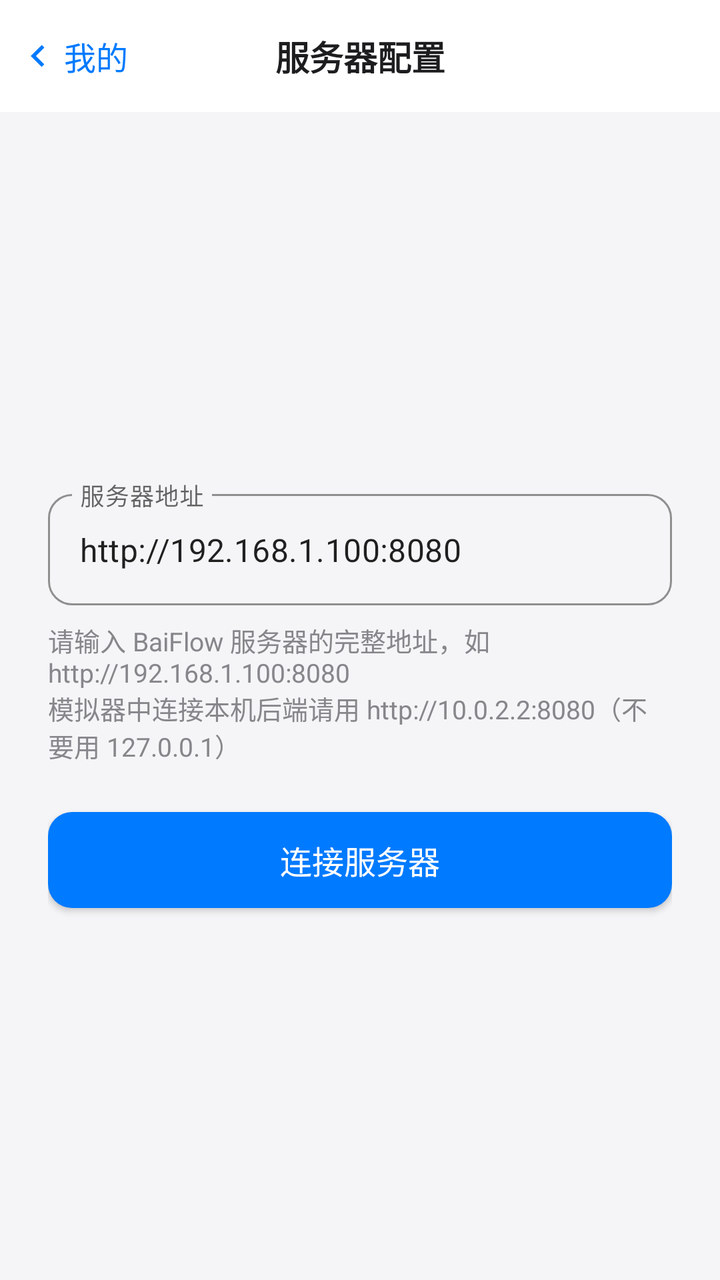
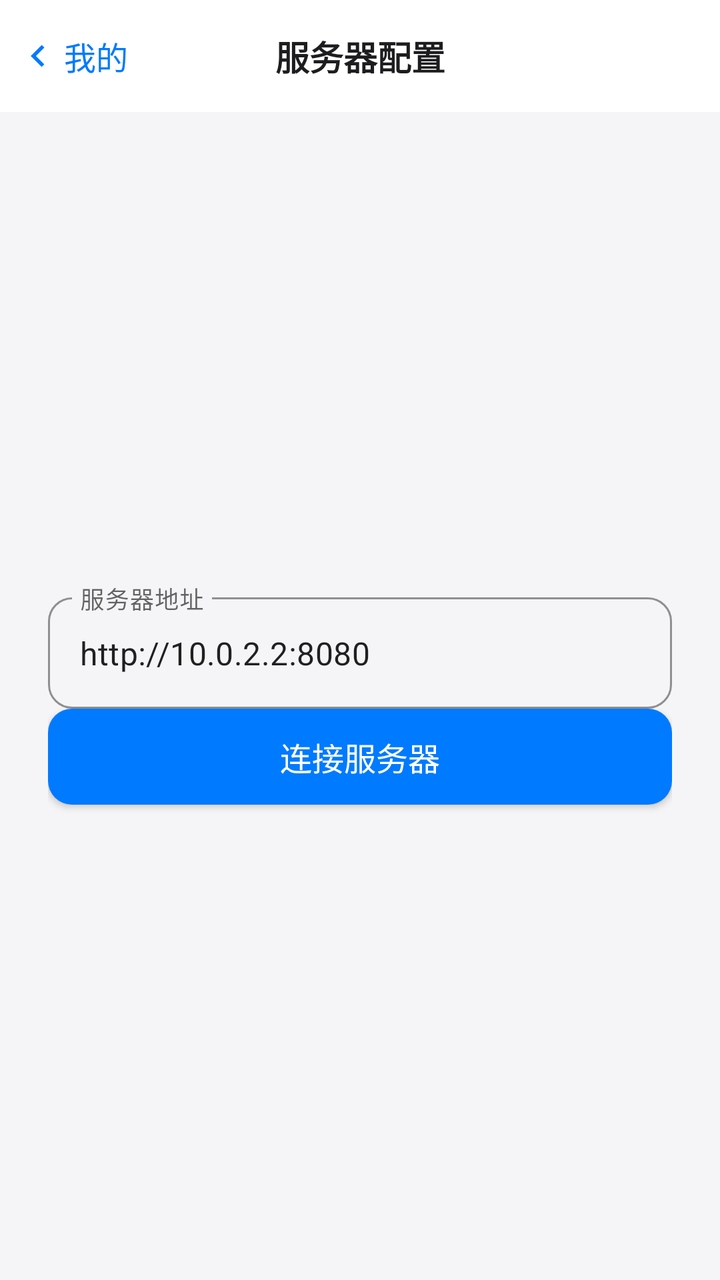

The first picture is an Android layout as it rendered before a commit; the second is the same layout after the commit. The layout source and the unified diff follow.
<!-- AndroidManifest.xml: application theme Theme.BaiFlow -->
<!-- res/layout/activity_server_config.xml -->
<?xml version="1.0" encoding="utf-8"?>
<LinearLayout xmlns:android="http://schemas.android.com/apk/res/android"
    android:orientation="vertical"
    android:layout_width="match_parent"
    android:layout_height="match_parent"
    android:background="@color/background">

    
    <FrameLayout
        style="@style/Ios.Header"
        android:layout_width="match_parent"
        android:layout_height="56dp">

        
        <TextView
            style="@style/Ios.Header.Title"
            android:layout_width="match_parent"
            android:layout_height="match_parent"
            android:gravity="center"
            android:text="服务器配置" />

        
        <LinearLayout
            android:id="@+id/btnBack"
            android:layout_width="wrap_content"
            android:layout_height="match_parent"
            android:orientation="horizontal"
            android:gravity="center_vertical"
            android:paddingStart="8dp"
            android:paddingEnd="12dp">

            <ImageView
                android:layout_width="22dp"
                android:layout_height="22dp"
                android:src="@drawable/ic_back_chevron"
                android:contentDescription="返回" />

            <TextView
                style="@style/Ios.Header.BackLabel"
                android:layout_width="wrap_content"
                android:layout_height="wrap_content"
                android:text="我的"
                android:layout_marginStart="2dp" />
        </LinearLayout>
    </FrameLayout>

    
    <LinearLayout
        android:orientation="vertical"
        android:layout_width="match_parent"
        android:layout_height="0dp"
        android:layout_weight="1"
        android:padding="24dp"
        android:gravity="center">

        <com.google.android.material.textfield.TextInputLayout
            android:layout_width="match_parent"
            android:layout_height="wrap_content"
            android:hint="服务器地址"
            style="@style/Ios.TextInput">

            <com.google.android.material.textfield.TextInputEditText
                android:id="@+id/etServerUrl"
                android:layout_width="match_parent"
                android:layout_height="wrap_content"
                android:inputType="textUri"
                android:text="http://192.168.1.100:8080" />
        </com.google.android.material.textfield.TextInputLayout>

        <TextView
            android:layout_width="match_parent"
            android:layout_height="wrap_content"
            android:text="请输入 BaiFlow 服务器的完整地址，如 http://192.168.1.100:8080\n模拟器中连接本机后端请用 http://10.0.2.2:8080（不要用 127.0.0.1）"
            android:textSize="13sp"
            android:textColor="@color/text_secondary"
            android:layout_marginTop="8dp"
            android:layout_marginBottom="24dp" />

        <com.google.android.material.button.MaterialButton
            android:id="@+id/btnConnect"
            style="@style/Ios.Button.Primary"
            android:layout_width="match_parent"
            android:layout_height="48dp"
            android:text="连接服务器" />

        <TextView
            android:id="@+id/tvError"
            android:layout_width="match_parent"
            android:layout_height="wrap_content"
            android:textColor="#EF4444"
            android:textSize="14sp"
            android:gravity="center"
            android:layout_marginTop="16dp"
            android:visibility="gone" />

    </LinearLayout>

</LinearLayout>
<!-- resources referenced by this layout -->
<resources>
  <color name="background">#F5F5F7</color>
  <color name="text_secondary">#86868B</color>
  <!-- drawable ic_back_chevron (drawable) -->
  <vector xmlns:android="http://schemas.android.com/apk/res/android"
      android:width="24dp"
      android:height="24dp"
      android:viewportWidth="24"
      android:viewportHeight="24">
      <path
          android:fillColor="@color/accent"
          android:pathData="M15.41,7.41L14,6L8,12L14,18L15.41,16.59L10.83,12L15.41,7.41Z" />
  </vector>
  <style name="Ios.Button.Primary">
          <item name="backgroundTint">@color/accent</item>
          <item name="android:textColor">@color/white</item>
      </style>
  <style name="Ios.Header">
          <item name="android:background">@color/white</item>
      </style>
  <style name="Ios.Header.BackLabel">
          <item name="android:textSize">16sp</item>
          <item name="android:textColor">@color/accent</item>
      </style>
  <style name="Ios.Header.Title">
          <item name="android:textSize">17sp</item>
          <item name="android:textStyle">bold</item>
          <item name="android:textColor">@color/text_primary</item>
      </style>
  <style name="Ios.TextInput" parent="Widget.MaterialComponents.TextInputLayout.OutlinedBox">
          <item name="boxCornerRadiusTopStart">12dp</item>
          <item name="boxCornerRadiusTopEnd">12dp</item>
          <item name="boxCornerRadiusBottomStart">12dp</item>
          <item name="boxCornerRadiusBottomEnd">12dp</item>
          <item name="boxStrokeColor">@color/text_secondary</item>
          <item name="boxStrokeWidth">1dp</item>
          <item name="hintTextColor">@color/text_secondary</item>
      </style>
  <style name="Theme.BaiFlow" parent="Theme.MaterialComponents.Light.NoActionBar">
          <item name="colorPrimary">@color/primary</item>
          <item name="colorPrimaryVariant">@color/primary_dark</item>
          <item name="colorOnPrimary">@color/white</item>
          <item name="colorSecondary">@color/accent</item>
          <item name="android:statusBarColor">@color/primary</item>
      </style>
  <color name="accent">#007AFF</color>
  <color name="white">#FFFFFF</color>
  <color name="text_primary">#1D1D1F</color>
  <color name="primary">#007AFF</color>
  <color name="primary_dark">#0066D6</color>
</resources>

<!-- the commit's change to res/layout/activity_server_config.xml (unified diff, before → after) -->
@@ -17,7 +17,7 @@
             android:layout_width="match_parent"
             android:layout_height="match_parent"
             android:gravity="center"
-            android:text="服务器配置" />
+            android:text="@string/server_config_title" />
 
         
         <LinearLayout
@@ -33,13 +33,13 @@
                 android:layout_width="22dp"
                 android:layout_height="22dp"
                 android:src="@drawable/ic_back_chevron"
-                android:contentDescription="返回" />
+                android:contentDescription="@string/common_back" />
 
             <TextView
                 style="@style/Ios.Header.BackLabel"
                 android:layout_width="wrap_content"
                 android:layout_height="wrap_content"
-                android:text="我的"
+                android:text="@string/nav_mine"
                 android:layout_marginStart="2dp" />
         </LinearLayout>
     </FrameLayout>
@@ -56,7 +56,7 @@
         <com.google.android.material.textfield.TextInputLayout
             android:layout_width="match_parent"
             android:layout_height="wrap_content"
-            android:hint="服务器地址"
+            android:hint="@string/server_url_hint"
             style="@style/Ios.TextInput">
 
             <com.google.android.material.textfield.TextInputEditText
@@ -64,24 +64,15 @@
                 android:layout_width="match_parent"
                 android:layout_height="wrap_content"
                 android:inputType="textUri"
-                android:text="http://192.168.1.100:8080" />
+                android:text="http://10.0.2.2:8080" />
         </com.google.android.material.textfield.TextInputLayout>
-
-        <TextView
-            android:layout_width="match_parent"
-            android:layout_height="wrap_content"
-            android:text="请输入 BaiFlow 服务器的完整地址，如 http://192.168.1.100:8080\n模拟器中连接本机后端请用 http://10.0.2.2:8080（不要用 127.0.0.1）"
-            android:textSize="13sp"
-            android:textColor="@color/text_secondary"
-            android:layout_marginTop="8dp"
-            android:layout_marginBottom="24dp" />
 
         <com.google.android.material.button.MaterialButton
             android:id="@+id/btnConnect"
             style="@style/Ios.Button.Primary"
             android:layout_width="match_parent"
             android:layout_height="48dp"
-            android:text="连接服务器" />
+            android:text="@string/server_connect" />
 
         <TextView
             android:id="@+id/tvError"
<!-- resource entries referenced after the edit -->
@@ -12,6 +12,11 @@
           android:fillColor="@color/accent"
           android:pathData="M15.41,7.41L14,6L8,12L14,18L15.41,16.59L10.83,12L15.41,7.41Z" />
   </vector>
+  <string name="common_back">返回</string>
+  <string name="nav_mine">我的</string>
+  <string name="server_config_title">服务器配置</string>
+  <string name="server_connect">连接服务器</string>
+  <string name="server_url_hint">服务器地址</string>
   <style name="Ios.Button.Primary">
           <item name="backgroundTint">@color/accent</item>
           <item name="android:textColor">@color/white</item>
